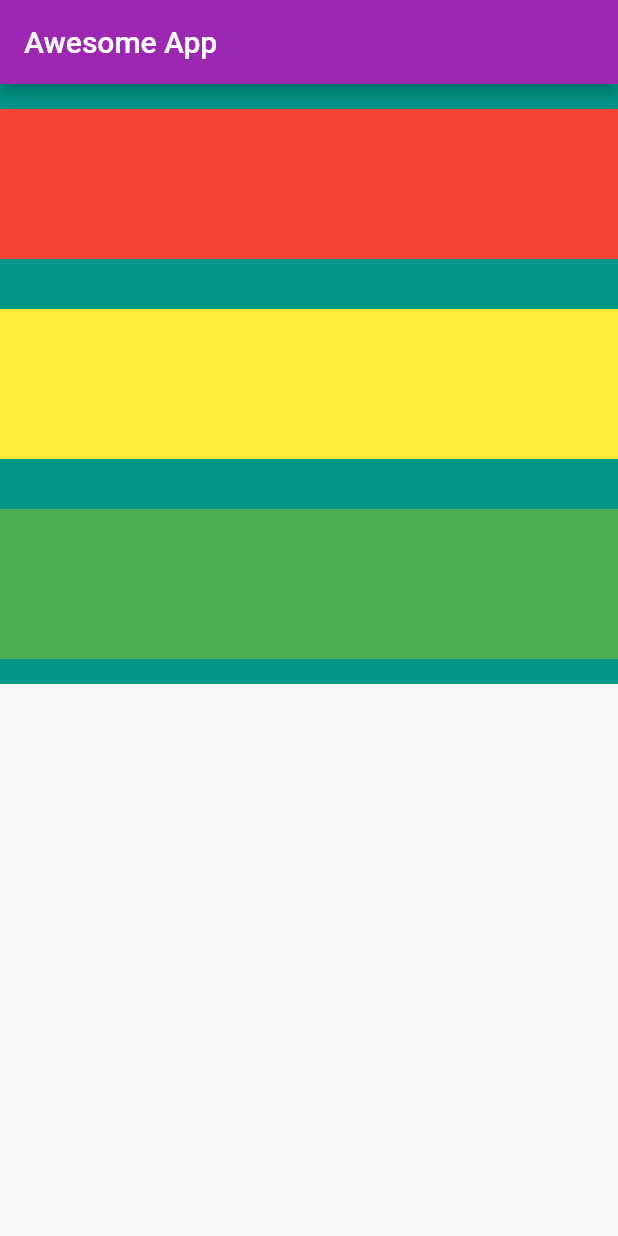
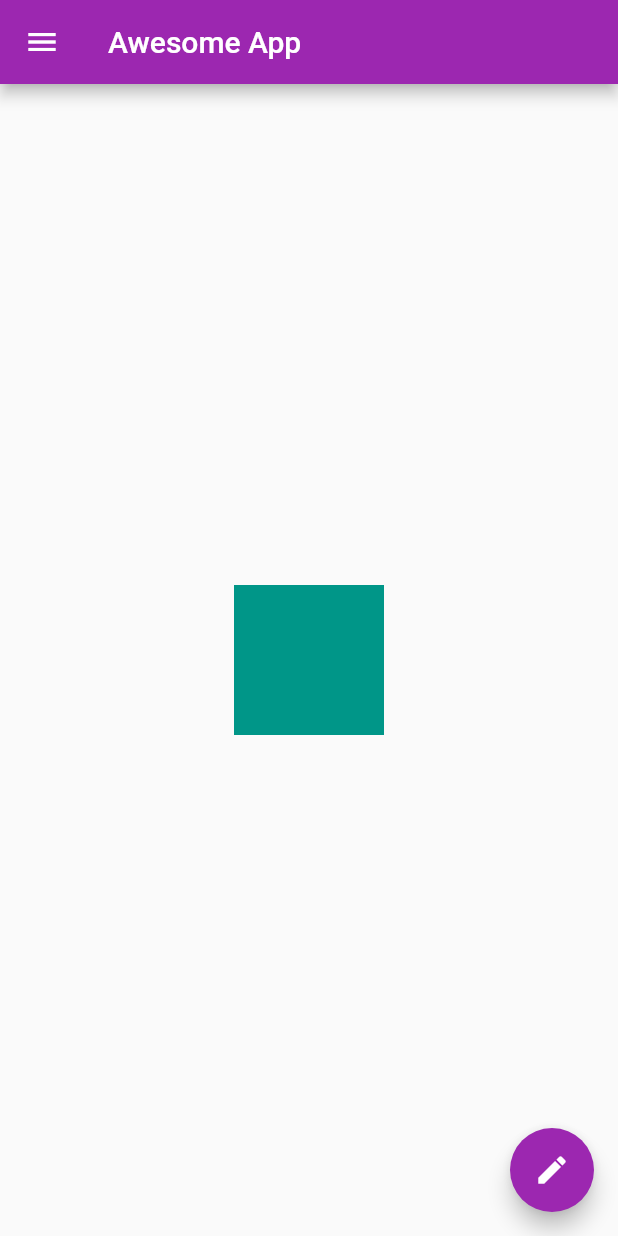
Before and after one commit to SuvamPrasd/AwesomeApp, a Flutter app: the screen it shows after launch, on a phone screen of 412 x 824 dp. Run offline on Flutter 3.47's test engine with Material 2 defaults, Android fonts, the phone set to English and light mode, and no system bars.

Commit message:
lesson 4 completed

```diff
--- a/lib/main.dart
+++ b/lib/main.dart
@@ -16,35 +16,43 @@ class HomePage extends StatelessWidget {
       appBar: AppBar(
         title: Text('Awesome App'),
       ),
-      body: Container(
-        color: Colors.teal,
-        width: 500,
-        height: 400,
-        child: Column(
-          mainAxisAlignment: MainAxisAlignment.spaceAround,
-          crossAxisAlignment: CrossAxisAlignment.stretch,
+      body: Center(
+        child: Container(
+          color: Colors.teal,
+          width: 100,
+          height: 100,
+        ),
+      ),
+      drawer: Drawer(
+        child: ListView(
           children: <Widget>[
-            Container(
-              padding: const EdgeInsets.all(8),
-              width: 100,
-              height: 100,
-              color: Colors.red,
+            UserAccountsDrawerHeader(
+              accountName: Text('Suvam Prasad'),
+              accountEmail: Text('suvamprasad5@gmail.com'),
+              currentAccountPicture: CircleAvatar(
+                backgroundImage: NetworkImage(
+                    'https://images.unsplash.com/photo-1553798194-cc0213ae7f99?ixlib=rb-1.2.1&ixid=eyJhcHBfaWQiOjEyMDd9&auto=format&fit=crop&w=751&q=80'),
+              ),
             ),
-            Container(
-              padding: const EdgeInsets.all(8),
-              width: 100,
-              height: 100,
-              color: Colors.yellow,
+            ListTile(
+              leading: Icon(Icons.person),
+              title: Text('Suvam Prasad'),
+              subtitle: Text('Developer'),
+              trailing: Icon(Icons.edit),
             ),
-            Container(
-              padding: const EdgeInsets.all(8),
-              width: 100,
-              height: 100,
-              color: Colors.green,
+            ListTile(
+              leading: Icon(Icons.email),
+              title: Text('Contact Me'),
+              subtitle: Text('suvamprasad5@gmail.com'),
+              trailing: Icon(Icons.edit),
             ),
           ],
         ),
       ),
+      floatingActionButton: FloatingActionButton(
+        onPressed: () {},
+        child: Icon(Icons.edit),
+      ),
     );
   }
 }
```
